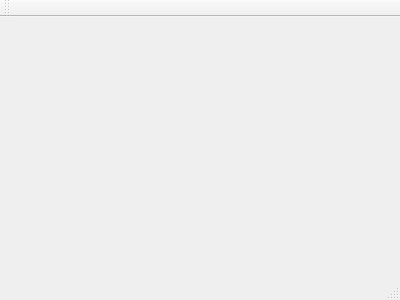
Old version of the form src/gamewindow.ui in the repository jsfdez/1942.
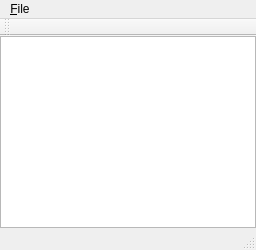
New version of the form.

Commit message: Graphics scene added

Patch:
```diff
--- a/src/gamewindow.ui
+++ b/src/gamewindow.ui
@@ -1,24 +1,68 @@
 <ui version="4.0">
  <class>GameWindow</class>
- <widget class="QMainWindow" name="GameWindow" >
-  <property name="geometry" >
-   <rect>
-    <x>0</x>
-    <y>0</y>
-    <width>400</width>
-    <height>300</height>
-   </rect>
-  </property>
-  <property name="windowTitle" >
+ <widget class="QMainWindow" name="GameWindow">
+  <property name="windowTitle">
    <string>GameWindow</string>
   </property>
-  <widget class="QMenuBar" name="menuBar" />
-  <widget class="QToolBar" name="mainToolBar" />
-  <widget class="QWidget" name="centralWidget" />
-  <widget class="QStatusBar" name="statusBar" />
+  <widget class="QWidget" name="centralWidget">
+   <layout class="QVBoxLayout" name="verticalLayout">
+    <property name="leftMargin">
+     <number>0</number>
+    </property>
+    <property name="topMargin">
+     <number>0</number>
+    </property>
+    <property name="rightMargin">
+     <number>0</number>
+    </property>
+    <property name="bottomMargin">
+     <number>0</number>
+    </property>
+    <item>
+     <widget class="QGraphicsView" name="graphicsView">
+      <property name="verticalScrollBarPolicy">
+       <enum>Qt::ScrollBarAlwaysOff</enum>
+      </property>
+      <property name="horizontalScrollBarPolicy">
+       <enum>Qt::ScrollBarAlwaysOff</enum>
+      </property>
+     </widget>
+    </item>
+   </layout>
+  </widget>
+  <widget class="QMenuBar" name="menuBar">
+   <property name="geometry">
+    <rect>
+     <x>0</x>
+     <y>0</y>
+     <width>256</width>
+     <height>21</height>
+    </rect>
+   </property>
+   <widget class="QMenu" name="menuFile">
+    <property name="title">
+     <string>&amp;File</string>
+    </property>
+    <addaction name="actionNewGame"/>
+   </widget>
+   <addaction name="menuFile"/>
+  </widget>
+  <widget class="QToolBar" name="mainToolBar">
+   <attribute name="toolBarArea">
+    <enum>TopToolBarArea</enum>
+   </attribute>
+   <attribute name="toolBarBreak">
+    <bool>false</bool>
+   </attribute>
+  </widget>
+  <widget class="QStatusBar" name="statusBar"/>
+  <action name="actionNewGame">
+   <property name="text">
+    <string>&amp;New game</string>
+   </property>
+  </action>
  </widget>
- <layoutDefault spacing="6" margin="11" />
- <pixmapfunction></pixmapfunction>
+ <layoutdefault spacing="6" margin="11"/>
  <resources/>
  <connections/>
 </ui>
```
Left out of the diff: 1 changed line with no effect on the pictures. The commit also changes 8 other files.
